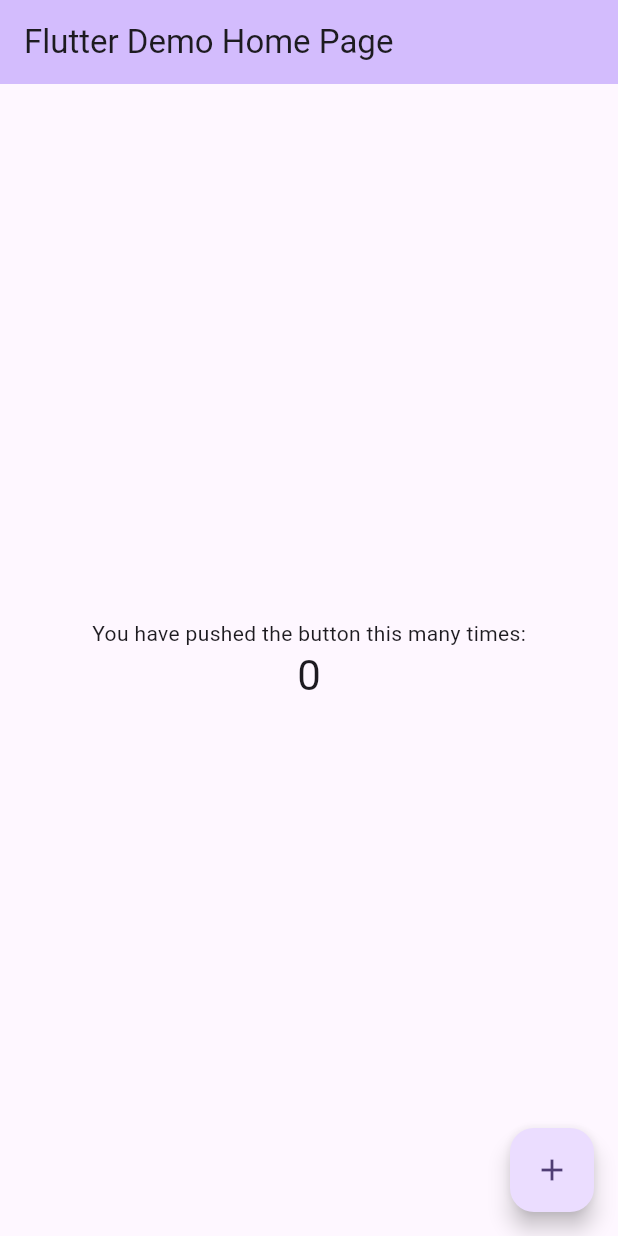
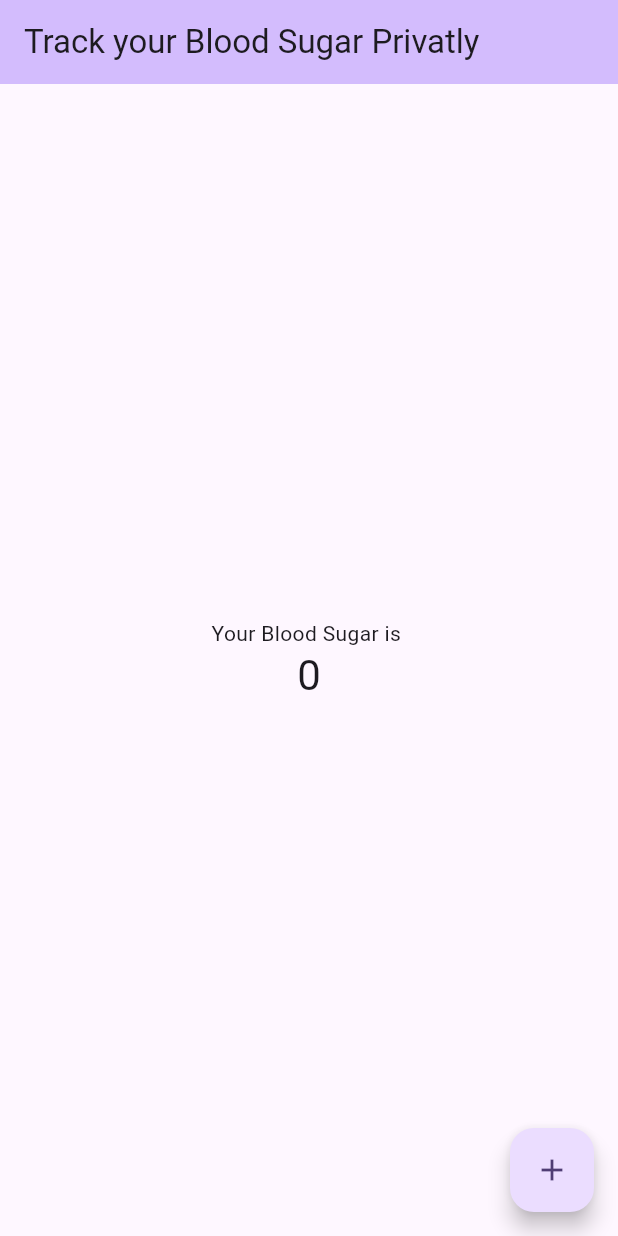
Before and after one commit to Burnsedia/dracula, a Flutter app: the screen it shows after launch, on a phone screen of 412 x 824 dp. Run offline on Flutter 3.47's test engine with Material 3 defaults, Android fonts, the phone set to English and light mode, and no system bars.

Commit message:
setting up project, next steps are to create the other screens

```diff
--- a/dracula/lib/main.dart
+++ b/dracula/lib/main.dart
@@ -11,7 +11,7 @@
   @override
   Widget build(BuildContext context) {
     return MaterialApp(
-      title: 'Flutter Demo',
+      title: 'Dracula',
       theme: ThemeData(
         // This is the theme of your application.
         //
@@ -31,7 +31,7 @@
         colorScheme: ColorScheme.fromSeed(seedColor: Colors.deepPurple),
         useMaterial3: true,
       ),
-      home: const MyHomePage(title: 'Flutter Demo Home Page'),
+      home: const MyHomePage(title: 'Track your Blood Sugar Privatly'),
     );
   }
 }
@@ -106,7 +106,7 @@
           mainAxisAlignment: MainAxisAlignment.center,
           children: <Widget>[
             const Text(
-              'You have pushed the button this many times:',
+              'Your Blood Sugar is ',
             ),
             Text(
               '$_counter',
```
